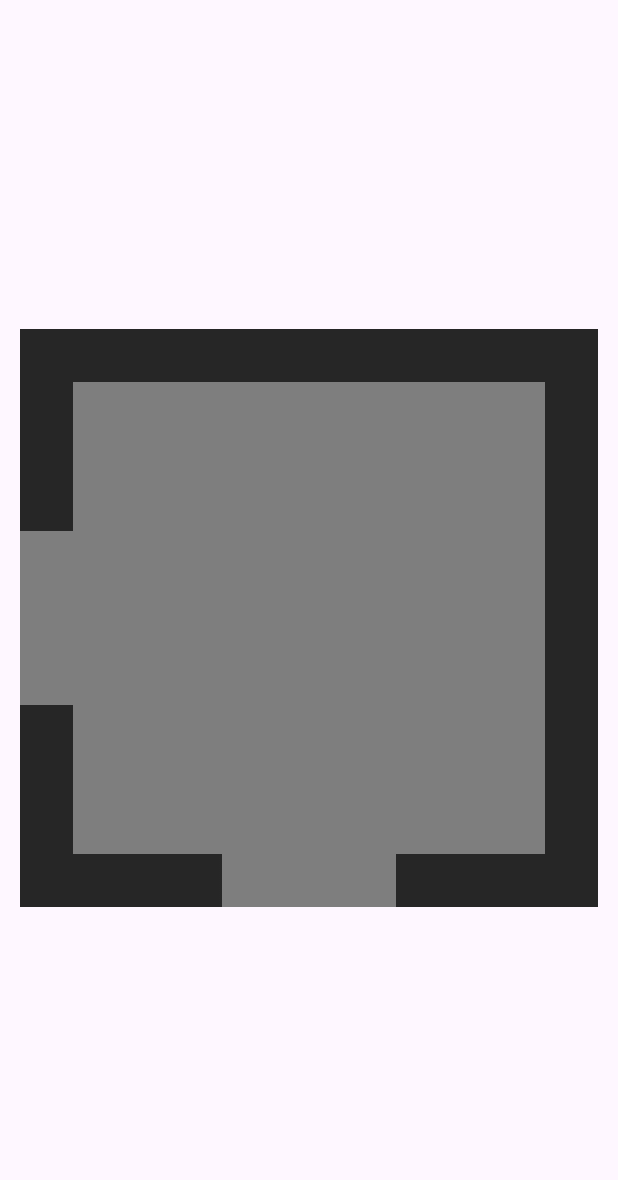
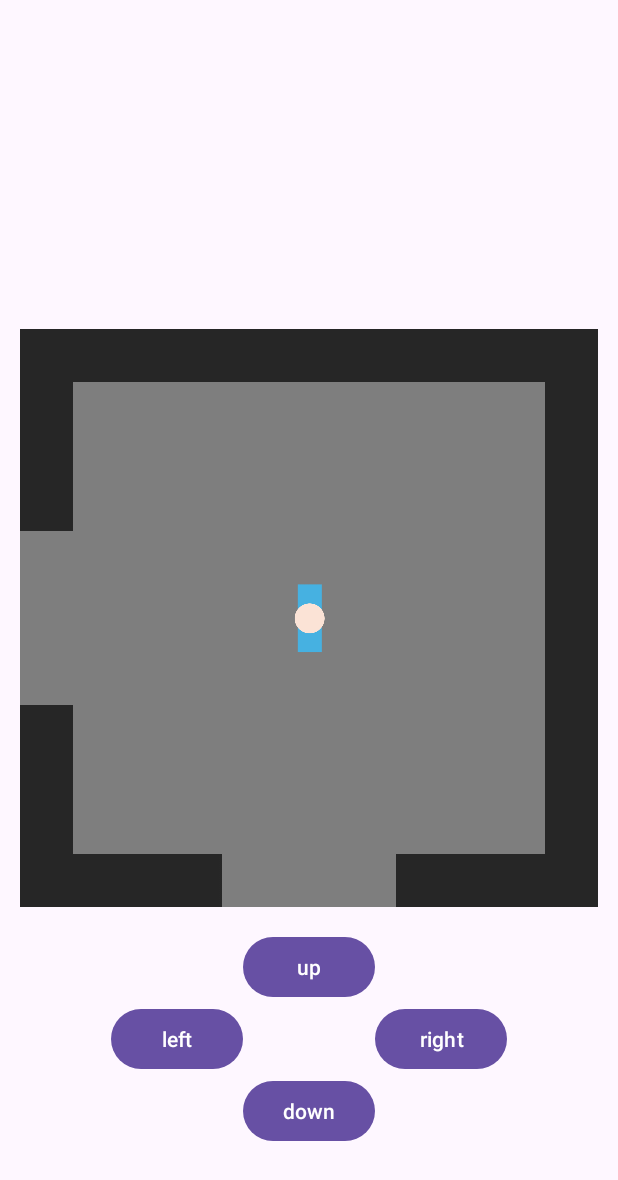
Before and after one commit to Etienne0792/Prototype-PFI, an Android app: the layout room3.xml on its own in the app's theme, with its tools: preview values and no code run, on a phone screen of 412 x 824 dp. Shown: the top 1180 px of the screen. Run offline under Robolectric (Android 15) with nearby library versions, the light colour scheme and no system bars.

Commit message:
deplacement entre salles NON TERMINER

```diff
--- a/app/src/main/java/com/example/prototype_pfi/GenericOnTouchListener.java
+++ b/app/src/main/java/com/example/prototype_pfi/GenericOnTouchListener.java
@@ -168,7 +168,7 @@ public class GenericOnTouchListener implements View.OnTouchListener {
 
                                                         if(intent != null && positionGrid[i - 1][j] == 4){
                                                             intent.putExtra("hp", hero.pointDeVie);
-                                                            intent.putExtra("Directions", Directions.haut);
+                                                            intent.putExtra("Directions", Directions.bas);
                                                             activity.startActivity(intent);
                                                             activity.finish();
                                                         }
@@ -225,7 +225,7 @@ public class GenericOnTouchListener implements View.OnTouchListener {
 
                                                         if(intent != null && positionGrid[i + 1][j] == 6){
                                                             intent.putExtra("hp", hero.pointDeVie);
-                                                            intent.putExtra("Directions", Directions.bas);
+                                                            intent.putExtra("Directions", Directions.haut);
                                                             activity.startActivity(intent);
                                                             activity.finish();
                                                         }
--- a/app/src/main/java/com/example/prototype_pfi/room5.java
+++ b/app/src/main/java/com/example/prototype_pfi/room5.java
@@ -80,7 +80,7 @@ public class room5 extends AppCompatActivity {
 
         right.setOnTouchListener(new GenericOnTouchListener(Directions.droite,this,positionGrid,hero, gridSize, GRID_SECTIONS, gameGrid, new Intent(room5.this, room6.class)));
         left.setOnTouchListener(new GenericOnTouchListener(Directions.gauche,this,positionGrid,hero, gridSize, GRID_SECTIONS, gameGrid, new Intent(room5.this, room4.class)));
-        up.setOnTouchListener(new GenericOnTouchListener(Directions.haut,this,positionGrid,hero, gridSize, GRID_SECTIONS,gameGrid,null));
+        up.setOnTouchListener(new GenericOnTouchListener(Directions.haut,this,positionGrid,hero, gridSize, GRID_SECTIONS,gameGrid,new Intent(room5.this, room2.class)));
         down.setOnTouchListener(new GenericOnTouchListener(Directions.bas,this,positionGrid,hero, gridSize, GRID_SECTIONS,gameGrid,null));
     }
 }
--- a/app/src/main/java/com/example/prototype_pfi/room6.java
+++ b/app/src/main/java/com/example/prototype_pfi/room6.java
@@ -79,7 +79,7 @@ public class room6 extends AppCompatActivity {
 
         right.setOnTouchListener(new GenericOnTouchListener(Directions.droite,this,positionGrid,hero, gridSize, GRID_SECTIONS, gameGrid, null));
         left.setOnTouchListener(new GenericOnTouchListener(Directions.gauche,this,positionGrid,hero, gridSize, GRID_SECTIONS, gameGrid, new Intent(room6.this, room5.class)));
-        up.setOnTouchListener(new GenericOnTouchListener(Directions.haut,this,positionGrid,hero, gridSize, GRID_SECTIONS,gameGrid,null));
+        up.setOnTouchListener(new GenericOnTouchListener(Directions.haut,this,positionGrid,hero, gridSize, GRID_SECTIONS,gameGrid,new Intent(room6.this, room3.class)));
         down.setOnTouchListener(new GenericOnTouchListener(Directions.bas,this,positionGrid,hero, gridSize, GRID_SECTIONS,gameGrid,null));
     }
 }
--- a/app/src/main/java/com/example/prototype_pfi/roomGeneration.java
+++ b/app/src/main/java/com/example/prototype_pfi/roomGeneration.java
@@ -60,7 +60,7 @@ public class roomGeneration {
                 hero.activeView.setX(hero.activeView.getX() - gridSize/2f + 50);
                 break;
             case gauche:
-                positionGrid[gridSections/2][gridSections-2] = 2;
+                positionGrid[gridSections/2][gridSections-1] = 2;
                 hero.activeView.setX(hero.activeView.getX() + gridSize/2f - 50);
                 break;
             case haut:
@@ -68,7 +68,7 @@ public class roomGeneration {
                 hero.activeView.setY(hero.activeView.getY() - gridSize/2f - 50);
                 break;
             case bas:
-                positionGrid[gridSections -2][gridSections/2] = 2;
+                positionGrid[gridSections -1][gridSections/2] = 2;
                 hero.activeView.setY(hero.activeView.getY() + gridSize/2f + 50);
                 break;
             case centre:
--- a/app/src/main/res/layout/room3.xml
+++ b/app/src/main/res/layout/room3.xml
@@ -1,8 +1,44 @@
 <?xml version="1.0" encoding="utf-8"?>
 <androidx.constraintlayout.widget.ConstraintLayout xmlns:android="http://schemas.android.com/apk/res/android"
     xmlns:app="http://schemas.android.com/apk/res-auto"
+    xmlns:tools="http://schemas.android.com/tools"
     android:layout_width="match_parent"
     android:layout_height="match_parent">
+
+    <Button
+        android:id="@+id/up7"
+        android:layout_width="wrap_content"
+        android:layout_height="wrap_content"
+        android:layout_marginTop="16dp"
+        android:text="up"
+        app:layout_constraintEnd_toEndOf="@+id/gameGrid"
+        app:layout_constraintStart_toStartOf="@+id/gameGrid"
+        app:layout_constraintTop_toBottomOf="@+id/gameGrid" />
+
+    <Button
+        android:id="@+id/down7"
+        android:layout_width="wrap_content"
+        android:layout_height="wrap_content"
+        android:text="down"
+        app:layout_constraintEnd_toStartOf="@+id/right7"
+        app:layout_constraintStart_toEndOf="@+id/left7"
+        app:layout_constraintTop_toBottomOf="@+id/left7" />
+
+    <Button
+        android:id="@+id/right7"
+        android:layout_width="wrap_content"
+        android:layout_height="wrap_content"
+        android:text="right"
+        app:layout_constraintStart_toEndOf="@+id/up7"
+        app:layout_constraintTop_toBottomOf="@+id/up7" />
+
+    <Button
+        android:id="@+id/left7"
+        android:layout_width="wrap_content"
+        android:layout_height="wrap_content"
+        android:text="left"
+        app:layout_constraintEnd_toStartOf="@+id/up7"
+        app:layout_constraintTop_toBottomOf="@+id/up7" />
 
     <androidx.constraintlayout.widget.ConstraintLayout
         android:id="@+id/gameGrid"
@@ -91,4 +127,14 @@
             app:srcCompat="@drawable/mur" />
 
     </androidx.constraintlayout.widget.ConstraintLayout>
+
+    <ImageView
+        android:id="@+id/heroRoom3"
+        android:layout_width="50dp"
+        android:layout_height="50dp"
+        app:layout_constraintBottom_toBottomOf="@+id/gameGrid"
+        app:layout_constraintEnd_toEndOf="@+id/gameGrid"
+        app:layout_constraintStart_toStartOf="@+id/gameGrid"
+        app:layout_constraintTop_toTopOf="@+id/gameGrid"
+        app:srcCompat="@drawable/personnage" />
 </androidx.constraintlayout.widget.ConstraintLayout>
```
Also changed, not shown: app/src/main/java/com/example/prototype_pfi/room2.java (+82 -1 lines), app/src/main/java/com/example/prototype_pfi/room3.java (+85 -1 lines).
